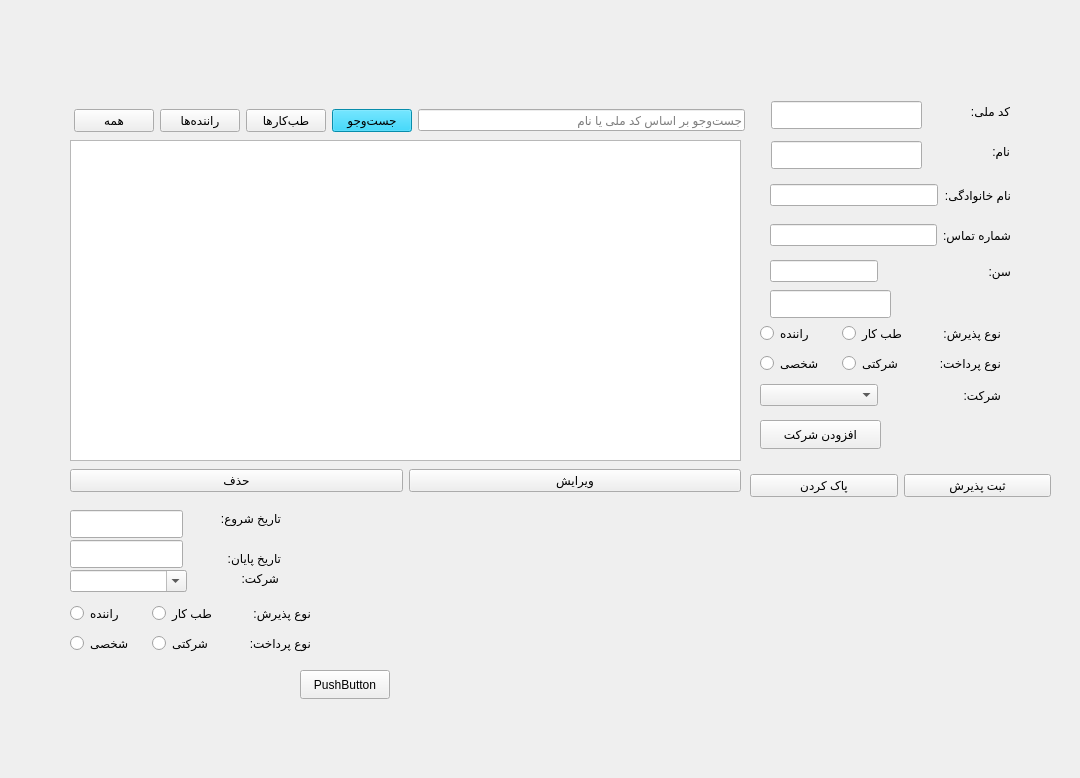
Qt form menu.ui (BehnamYousefiSheikhRobat/newest) before a commit.
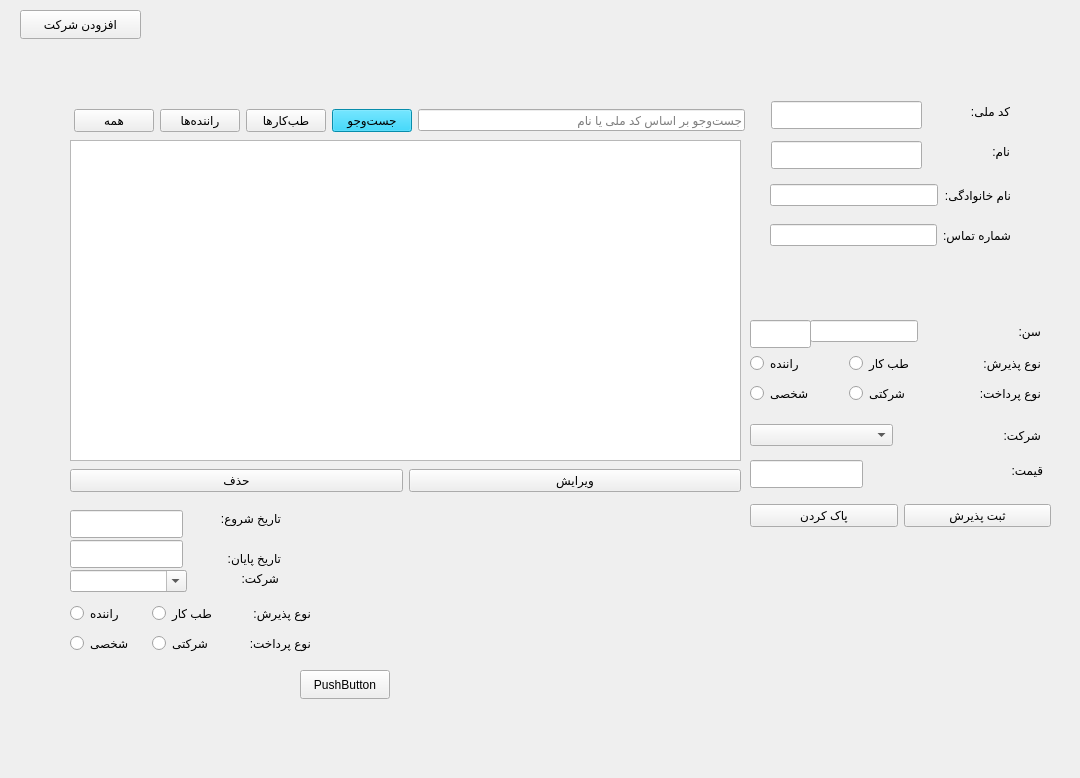
The same form after that commit.

```diff
--- a/menu.ui
+++ b/menu.ui
@@ -595,9 +595,9 @@
    <widget class="QWidget" name="layoutWidget">
     <property name="geometry">
      <rect>
-      <x>760</x>
-      <y>350</y>
-      <width>241</width>
+      <x>750</x>
+      <y>380</y>
+      <width>291</width>
       <height>27</height>
      </rect>
     </property>
@@ -629,7 +629,7 @@
     <property name="geometry">
      <rect>
       <x>750</x>
-      <y>470</y>
+      <y>500</y>
       <width>301</width>
       <height>31</height>
      </rect>
@@ -698,9 +698,9 @@
    <widget class="QWidget" name="layoutWidget">
     <property name="geometry">
      <rect>
-      <x>760</x>
-      <y>320</y>
-      <width>241</width>
+      <x>750</x>
+      <y>350</y>
+      <width>291</width>
       <height>27</height>
      </rect>
     </property>
@@ -731,9 +731,9 @@
    <widget class="QWidget" name="layoutWidget">
     <property name="geometry">
      <rect>
-      <x>760</x>
-      <y>380</y>
-      <width>241</width>
+      <x>750</x>
+      <y>420</y>
+      <width>291</width>
       <height>30</height>
      </rect>
     </property>
@@ -777,8 +777,8 @@
    <widget class="QPushButton" name="addCompanyButton">
     <property name="geometry">
      <rect>
-      <x>760</x>
-      <y>420</y>
+      <x>20</x>
+      <y>10</y>
       <width>121</width>
       <height>29</height>
      </rect>
@@ -941,9 +941,9 @@
    <widget class="QLineEdit" name="aEdit">
     <property name="geometry">
      <rect>
-      <x>770</x>
-      <y>290</y>
-      <width>121</width>
+      <x>750</x>
+      <y>320</y>
+      <width>61</width>
       <height>28</height>
      </rect>
     </property>
@@ -951,9 +951,9 @@
    <widget class="QWidget" name="layoutWidget">
     <property name="geometry">
      <rect>
-      <x>770</x>
-      <y>260</y>
-      <width>241</width>
+      <x>810</x>
+      <y>320</y>
+      <width>231</width>
       <height>30</height>
      </rect>
     </property>
@@ -970,6 +970,29 @@
      </item>
     </layout>
    </widget>
+   <widget class="QLineEdit" name="howmuchtopayEdit">
+    <property name="geometry">
+     <rect>
+      <x>750</x>
+      <y>460</y>
+      <width>113</width>
+      <height>28</height>
+     </rect>
+    </property>
+   </widget>
+   <widget class="QLabel" name="label_5">
+    <property name="geometry">
+     <rect>
+      <x>980</x>
+      <y>460</y>
+      <width>63</width>
+      <height>20</height>
+     </rect>
+    </property>
+    <property name="text">
+     <string>قیمت:</string>
+    </property>
+   </widget>
   </widget>
  </widget>
  <tabstops>
```
